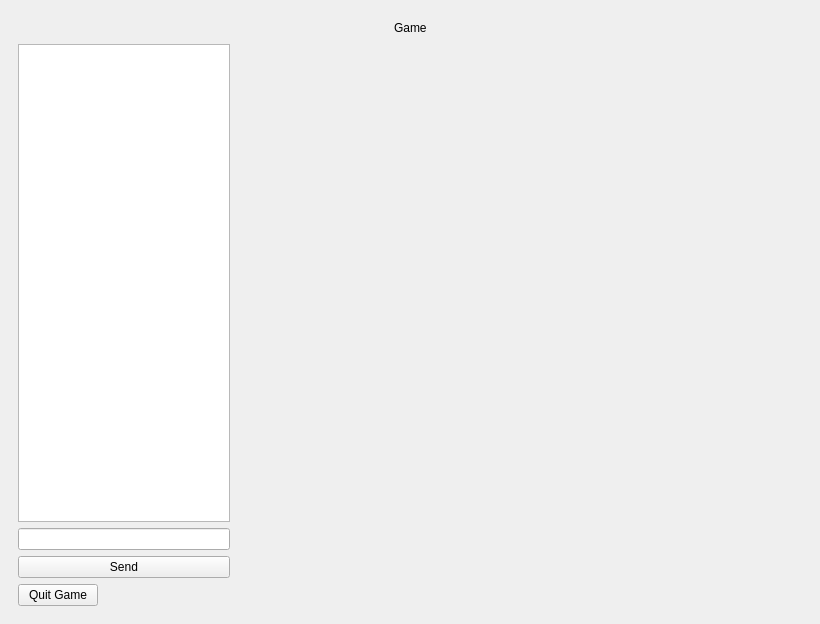
Above: src/client_side/QtCode/mainmenuview.ui from nobourge/INFO-F209 before the change. Below: the same form after it.
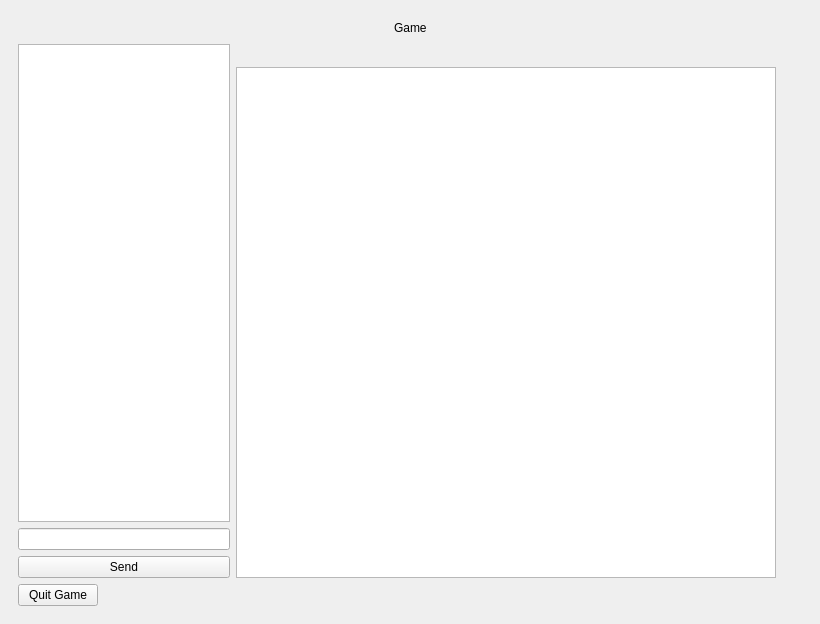
That is the form after the change. The open tabs and pages were chosen to show the change. Icons and pictures are not drawn.

```diff
--- a/src/client_side/QtCode/mainmenuview.ui
+++ b/src/client_side/QtCode/mainmenuview.ui
@@ -3668,20 +3668,7 @@
            </spacer>
           </item>
           <item row="2" column="1">
-           <widget class="QWidget" name="" native="true">
-            <property name="minimumSize">
-             <size>
-              <width>534</width>
-              <height>462</height>
-             </size>
-            </property>
-            <property name="autoFillBackground">
-             <bool>false</bool>
-            </property>
-            <property name="styleSheet">
-             <string notr="true">border-image: url(:/img/Main.jpg);</string>
-            </property>
-           </widget>
+           <widget class="QGraphicsView" name="graphicsView"/>
           </item>
          </layout>
         </widget>
```
Left out of the diff: 2 changed lines with no effect on the pictures.
